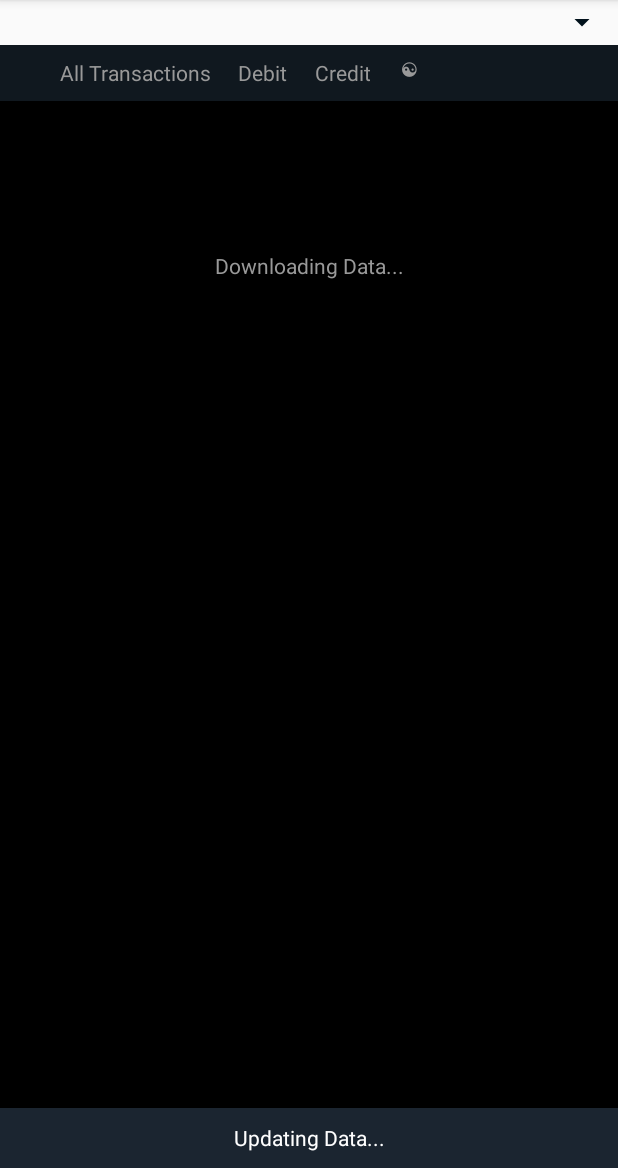
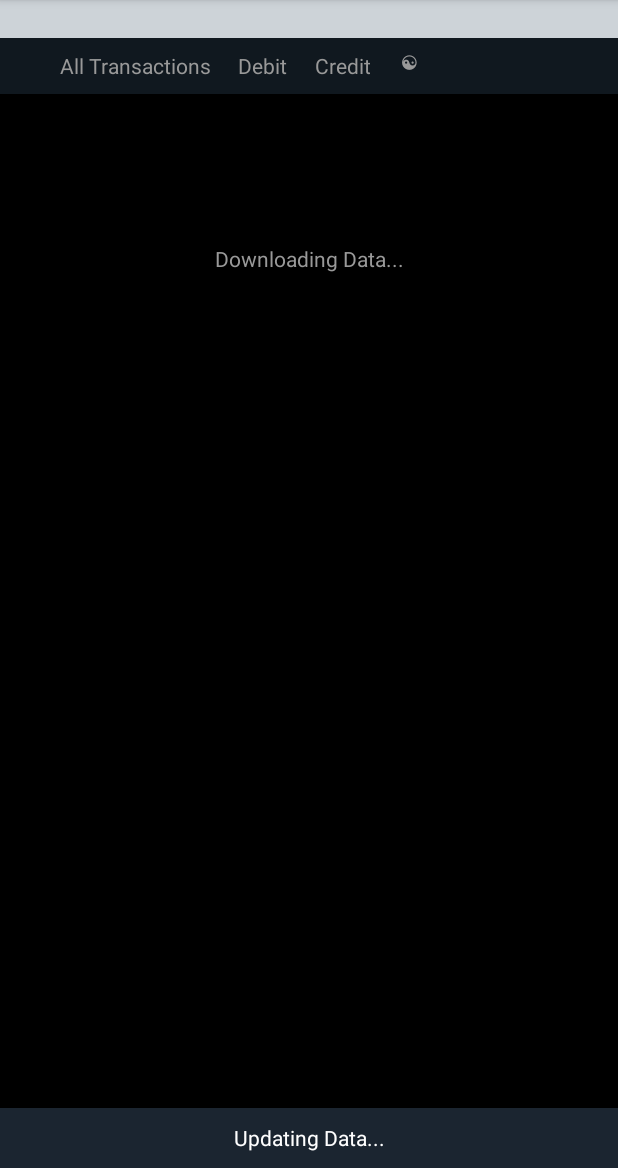
Before and after one commit to prasunmondal/app.android.ah.TimeTrackMaster, an Android app: the TransactionsListing screen opened directly, with no data from a screen before it, on a phone screen of 412 x 824 dp, the part 68-1236 px from its top. Run offline under Robolectric (Android 15) with nearby library versions, the phone set to English and light mode, and no system bars; libraries missing offline, so code that uses them is left out: com.opencsv, com.prasunmondal.lib; 8 statements that could not run were skipped.

Commit message:
ui update

```diff
--- a/app/src/main/res/layout/content_transactions_listing.xml
+++ b/app/src/main/res/layout/content_transactions_listing.xml
@@ -10,19 +10,20 @@
 
     <Spinner
         android:id="@+id/breakdownviewCustNameSelection"
+        style="@android:style/Widget.DeviceDefault.Spinner"
         android:layout_width="0dp"
-        android:layout_height="30dp"
-        android:backgroundTint="#01111B"
+        android:layout_height="25dp"
+        android:background="#CDD3D8"
+        android:backgroundTint="#CDD3D8"
+        android:dropDownWidth="match_parent"
+        android:duplicateParentState="false"
         android:ems="10"
         android:entries="@array/member_names"
-        android:fadingEdge="horizontal|vertical"
         android:forceDarkAllowed="true"
-        android:popupBackground="#ffffff"
+        android:pointerIcon="zoom_in"
+        android:popupBackground="#CDD3D8"
         android:prompt="@string/app_name"
-        android:spinnerMode="dropdown"
-        android:textColor="#FFFFFF"
-        android:textColorHint="#C2CBCC"
-        android:textSize="30dp"
+        android:textStyle="bold"
         app:layout_constraintEnd_toEndOf="parent"
         app:layout_constraintStart_toStartOf="parent"
         app:layout_constraintTop_toTopOf="parent" />
@@ -31,7 +32,7 @@
         android:id="@+id/linearLayout"
         android:layout_width="0dp"
         android:layout_height="37dp"
-        android:layout_marginTop="30dp"
+        android:layout_marginTop="25dp"
         android:background="@color/breakdown_tabsBackground"
         android:orientation="horizontal"
         app:layout_constraintEnd_toEndOf="@+id/scrollView2"
```
